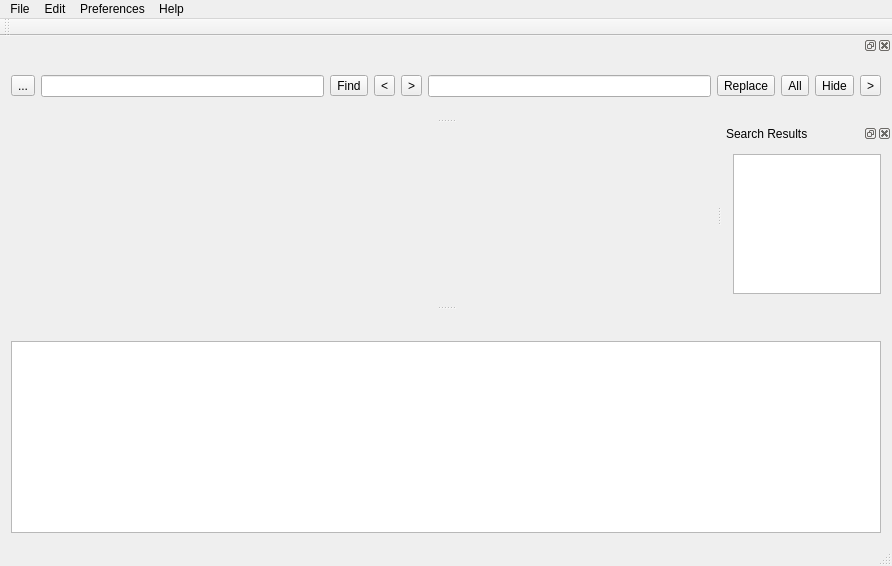
First picture: the form in mainwindow.ui, repository ic005k/Xplist, before the edit.
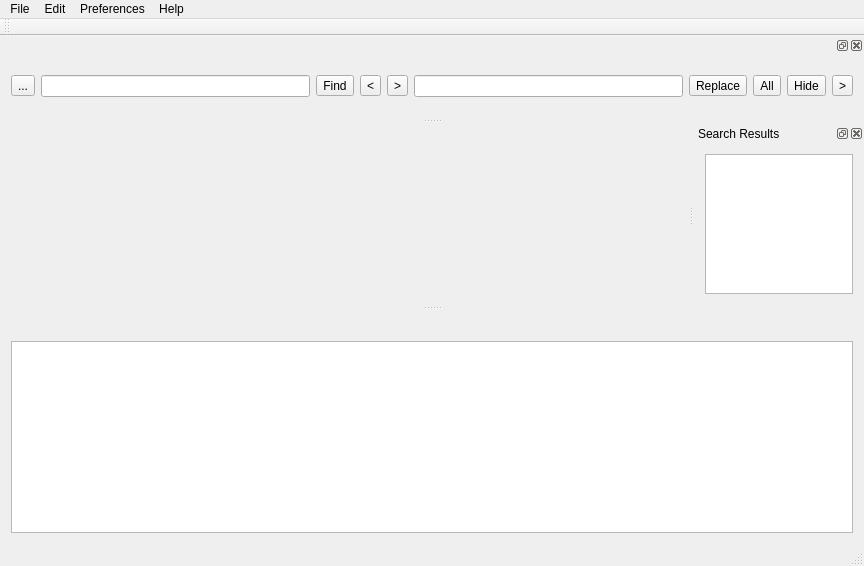
Second picture: the form after the edit. Icons and pictures are not drawn.

Diff of the .ui file:
```diff
--- a/mainwindow.ui
+++ b/mainwindow.ui
@@ -6,7 +6,7 @@
    <rect>
     <x>0</x>
     <y>0</y>
-    <width>892</width>
+    <width>864</width>
     <height>566</height>
    </rect>
   </property>
@@ -53,8 +53,8 @@
     <rect>
      <x>0</x>
      <y>0</y>
-     <width>892</width>
-     <height>30</height>
+     <width>864</width>
+     <height>24</height>
     </rect>
    </property>
    <widget class="QMenu" name="menuFile">
```
